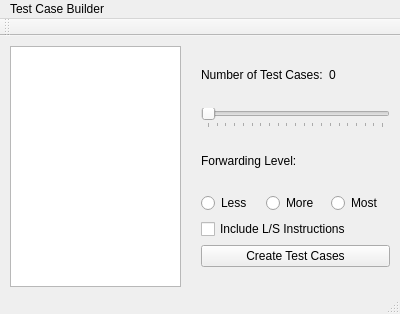
Above: CS2024FinalProject/mainwindow.ui from wfq2/2024finalproject before the change. Below: the same form after it.
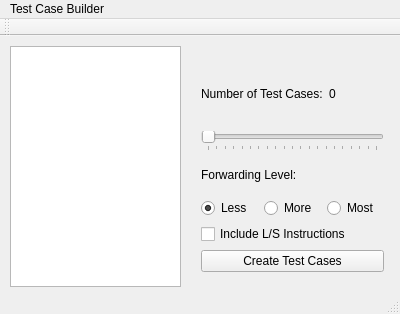
That is the form after the change.

Patch:
```diff
--- a/CS2024FinalProject/mainwindow.ui
+++ b/CS2024FinalProject/mainwindow.ui
@@ -50,12 +50,12 @@
     <property name="geometry">
      <rect>
       <x>190</x>
-      <y>1</y>
-      <width>211</width>
-      <height>241</height>
+      <y>16</y>
+      <width>205</width>
+      <height>231</height>
      </rect>
     </property>
-    <layout class="QVBoxLayout" name="verticalLayout">
+    <layout class="QVBoxLayout" name="verticalLayout_2">
      <item>
       <layout class="QHBoxLayout" name="horizontalLayout_2">
        <item>
@@ -106,6 +106,8 @@
       </widget>
      </item>
      <item>
+      <layout class="QVBoxLayout" name="verticalLayout">
+       <item>
       <widget class="QLabel" name="label">
        <property name="text">
         <string>Forwarding Level:</string>
@@ -115,25 +117,30 @@
      <item>
       <layout class="QHBoxLayout" name="horizontalLayout">
        <item>
-        <widget class="QRadioButton" name="radioButton">
+          <widget class="QRadioButton" name="lessButton">
          <property name="text">
           <string>Less</string>
          </property>
+           <property name="checked">
+            <bool>true</bool>
+           </property>
         </widget>
        </item>
        <item>
-        <widget class="QRadioButton" name="radioButton_2">
+          <widget class="QRadioButton" name="moreButton">
          <property name="text">
           <string>More</string>
          </property>
         </widget>
        </item>
        <item>
-        <widget class="QRadioButton" name="radioButton_3">
+          <widget class="QRadioButton" name="mostButton">
          <property name="text">
           <string>Most</string>
          </property>
         </widget>
+         </item>
+        </layout>
        </item>
       </layout>
      </item>
```
Lines whose indentation alone changed are shown as unchanged.
